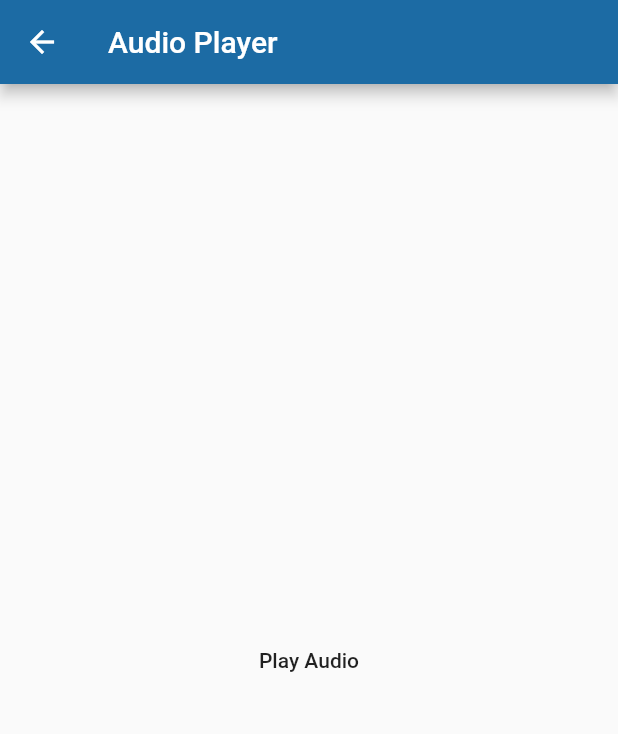
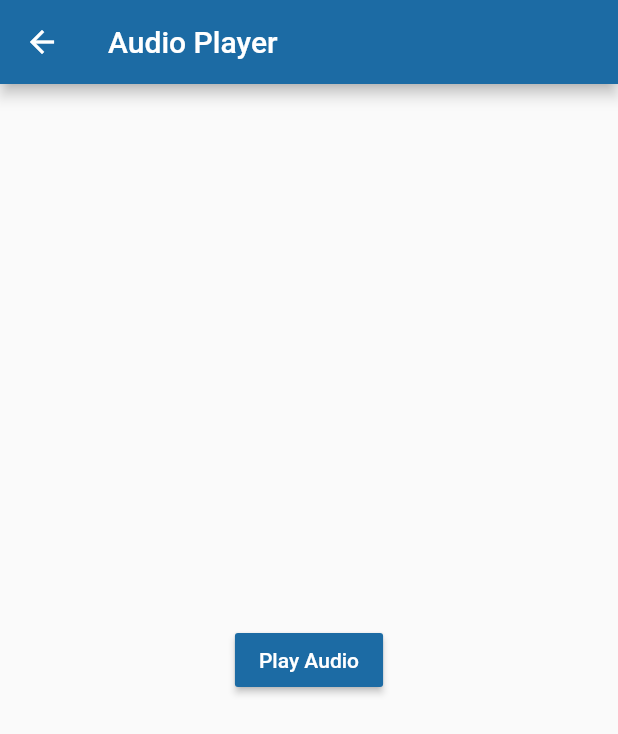
Before and after one commit to darshikasojitra/task, a Flutter app: the DetailScreen screen opened directly, after a tap on "Listen Audio", on a phone screen of 412 x 824 dp. Shown: the top 734 px of the screen. Run offline on Flutter 3.47's test engine with Material 2 defaults, Android fonts, the phone set to English and light mode, and no system bars; our stand-ins replace audioplayers, flutter_screenutil, form_field_validator, intl_phone_field; network calls fail.

Commit message:
add all task

```diff
--- a/lib/api/api_Screen.dart
+++ b/lib/api/api_Screen.dart
@@ -44,8 +44,8 @@ class APIScreen extends StatelessWidget {
 
     return Scaffold(
       appBar: AppBar(
-          title: Text('API'),
-          backgroundColor: Color(0xff1C6BA4),
+        title: const Text('API'),
+        backgroundColor: const Color(0xff1C6BA4),
       ),
       body: Container(
         height: 600.h,
@@ -99,7 +99,7 @@ class APIScreen extends StatelessWidget {
                                     child: Text(
                                         'Drink : ${(drink?.strDrink).toString()}'),
                                   ),
-                                    Container(
+                                  SizedBox(
                                     width: 200.w,
                                     child: Text(
                                         'DrinkCategory : ${drink?.strCategory}'),
--- a/lib/api/detail_screen.dart
+++ b/lib/api/detail_screen.dart
@@ -29,7 +29,7 @@ class DetailScreen extends StatelessWidget {
     return Scaffold(
       appBar: AppBar(
         title: Text(name.toString()),
-        backgroundColor: Color(0xff1C6BA4),
+        backgroundColor: const Color(0xff1C6BA4),
       ),
       body: Padding(
         padding: EdgeInsets.only(left: 25.w, right: 25.w),
@@ -63,7 +63,7 @@ class DetailScreen extends StatelessWidget {
               ),
             ),
             Text(
-              'Category : ${category}',
+              'Category : $category',
               style: TextStyle(
                 fontSize: 15.sp,
               ),
@@ -72,7 +72,7 @@ class DetailScreen extends StatelessWidget {
               height: 10.h,
             ),
             Text(
-              'Glass : ${glass}',
+              'Glass : $glass',
               style: TextStyle(
                 fontSize: 15.sp,
               ),
@@ -81,7 +81,7 @@ class DetailScreen extends StatelessWidget {
               height: 10.h,
             ),
             Text(
-              'Alcoholic : ${strAlcoholic}',
+              'Alcoholic : $strAlcoholic',
               style: TextStyle(
                 fontSize: 15.sp,
               ),
@@ -90,7 +90,7 @@ class DetailScreen extends StatelessWidget {
               height: 10.h,
             ),
             Text(
-              'Ingredient1 : ${strIngredient1}',
+              'Ingredient1 : $strIngredient1',
               style: TextStyle(
                 fontSize: 15.sp,
               ),
@@ -99,7 +99,7 @@ class DetailScreen extends StatelessWidget {
               height: 10.h,
             ),
             Text(
-              'Ingredient1 : ${strIngredient2}',
+              'Ingredient1 : $strIngredient2',
               style: TextStyle(
                 fontSize: 15.sp,
               ),
@@ -119,7 +119,7 @@ class DetailScreen extends StatelessWidget {
                     borderRadius: BorderRadius.circular(35.w)),
                 height: 50.h,
                 minWidth: double.infinity,
-                color: Color(0xff1C6BA4),
+                color: const Color(0xff1C6BA4),
                 child: Text(
                   'Listen Audio',
                   style: TextStyle(
@@ -135,3 +135,4 @@ class DetailScreen extends StatelessWidget {
     );
   }
 }
+//https://i.diawi.com/9tbZjy
--- a/lib/audio_player/AudioPlayerPage.dart
+++ b/lib/audio_player/AudioPlayerPage.dart
@@ -9,33 +9,24 @@ class AudioPlayerPage extends StatefulWidget {
 class _AudioPlayerPageState extends State<AudioPlayerPage> {
   AudioPlayer audioPlayer = AudioPlayer();
   @override
-  void initState() {
-    super.initState();
-    audioPlayer = AudioPlayer();
-  }
-
-  @override
-  void dispose() {
-    audioPlayer.dispose();
-    super.dispose();
-  }
-
-  @override
   Widget build(BuildContext context) {
-    // Build your UI here
     return Scaffold(
       appBar: AppBar(
-        title: Text('Audio Player'),
-        backgroundColor: Color(0xff1C6BA4),
+        title: const Text('Audio Player'),
+        backgroundColor: const Color(0xff1C6BA4),
       ),
       body: Center(
         child: MaterialButton(
           onPressed: () async {
-            await audioPlayer.play(
-              'assets/audio/sample-3s.mp3' as Source,
+            audioPlayer.play(
+              AssetSource('audio/sample-3s.mp3'),
             );
           },
-          child: Text('Play Audio'),
+          color: const Color(0xff1C6BA4),
+          child: const Text(
+            'Play Audio',
+            style: TextStyle(color: Colors.white),
+          ),
         ),
       ),
     );
--- a/pubspec.yaml
+++ b/pubspec.yaml
@@ -52,6 +52,7 @@ dev_dependencies:
   provider: ^6.0.5
   http: ^0.13.5
   audioplayers: ^4.1.0
+  just_audio: ^0.9.0
 
 # For information on the generic Dart part of this file, see the
 # following page: https://dart.dev/tools/pub/pubspec
@@ -66,7 +67,7 @@ flutter:
 
   # To add assets to your application, add an assets section, like this:
   assets:
-    - asset/audio/sample-3s.mp3
+    - assets/audio/
   #   - images/a_dot_ham.jpeg
 
   # An image asset can refer to one or more resolution-specific "variants", see
```
Also changed, not shown: lib/common_widgets/common_textformfeild.dart (+6 -6 lines), lib/form/form_scree.dart (+9 -9 lines), pubspec.lock, 4 other files. Lines whose indentation alone changed are shown as unchanged.
